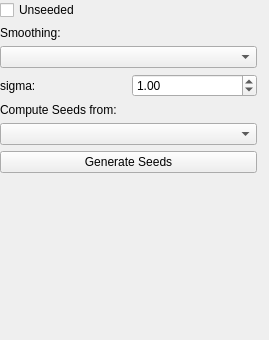
Above: ilastik/applets/seeds/seeds.ui from ilastik/ilastik before the change. Below: the same form after it.
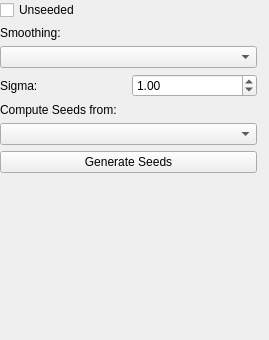
That is the form after the change.

```diff
--- a/ilastik/applets/seeds/seeds.ui
+++ b/ilastik/applets/seeds/seeds.ui
@@ -77,7 +77,7 @@
          <item>
           <widget class="QLabel" name="smoothingSigmaLabel">
            <property name="text">
-            <string>sigma:</string>
+            <string>Sigma:</string>
            </property>
           </widget>
          </item>
```
